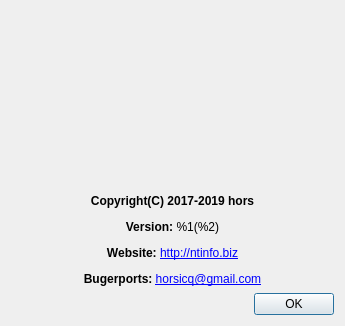
The window that gui_source/dialogabout.ui (horsicq/Nauz-File-Detector) describes before a commit, drawn with Qt 5.
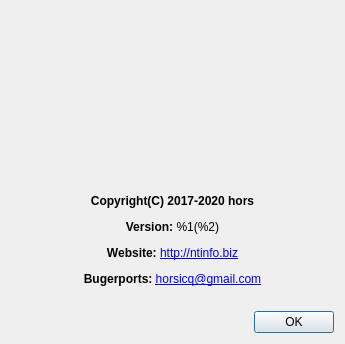
The same window after the commit. Icons and pictures are not drawn.

```diff
--- a/gui_source/dialogabout.ui
+++ b/gui_source/dialogabout.ui
@@ -10,7 +10,7 @@
     <x>0</x>
     <y>0</y>
     <width>345</width>
-    <height>326</height>
+    <height>344</height>
    </rect>
   </property>
   <property name="windowTitle">
@@ -54,7 +54,7 @@
    <item>
     <widget class="QLabel" name="labelInfo">
      <property name="text">
-      <string>&lt;html&gt;&lt;head/&gt;&lt;body&gt;&lt;p align=&quot;center&quot;&gt;&lt;span style=&quot; font-weight:600;&quot;&gt;Copyright(C) 2017-2019 hors&lt;/span&gt;&lt;/p&gt;&lt;p align=&quot;center&quot;&gt;&lt;span style=&quot; font-weight:600;&quot;&gt;Version: &lt;/span&gt;%1(%2)&lt;/p&gt;&lt;p align=&quot;center&quot;&gt;&lt;span style=&quot; font-weight:600;&quot;&gt;Website: &lt;/span&gt;&lt;a href=&quot;http://ntinfo.biz&quot;&gt;&lt;span style=&quot; text-decoration: underline; color:#0000ff;&quot;&gt;http://ntinfo.biz&lt;/span&gt;&lt;/a&gt;&lt;/p&gt;&lt;p align=&quot;center&quot;&gt;&lt;span style=&quot; font-weight:600;&quot;&gt;Bugerports: &lt;/span&gt;&lt;a href=&quot;mailto:horsicq@gmail.com&quot;&gt;&lt;span style=&quot; text-decoration: underline; color:#0000ff;&quot;&gt;horsicq@gmail.com&lt;/span&gt;&lt;/a&gt;&lt;/p&gt;&lt;/body&gt;&lt;/html&gt;</string>
+      <string>&lt;html&gt;&lt;head/&gt;&lt;body&gt;&lt;p align=&quot;center&quot;&gt;&lt;span style=&quot; font-weight:600;&quot;&gt;Copyright(C) 2017-2020 hors&lt;/span&gt;&lt;/p&gt;&lt;p align=&quot;center&quot;&gt;&lt;span style=&quot; font-weight:600;&quot;&gt;Version: &lt;/span&gt;%1(%2)&lt;/p&gt;&lt;p align=&quot;center&quot;&gt;&lt;span style=&quot; font-weight:600;&quot;&gt;Website: &lt;/span&gt;&lt;a href=&quot;http://ntinfo.biz&quot;&gt;&lt;span style=&quot; text-decoration: underline; color:#0000ff;&quot;&gt;http://ntinfo.biz&lt;/span&gt;&lt;/a&gt;&lt;/p&gt;&lt;p align=&quot;center&quot;&gt;&lt;span style=&quot; font-weight:600;&quot;&gt;Bugerports: &lt;/span&gt;&lt;a href=&quot;mailto:horsicq@gmail.com&quot;&gt;&lt;span style=&quot; text-decoration: underline; color:#0000ff;&quot;&gt;horsicq@gmail.com&lt;/span&gt;&lt;/a&gt;&lt;/p&gt;&lt;/body&gt;&lt;/html&gt;</string>
      </property>
      <property name="openExternalLinks">
       <bool>true</bool>
```
